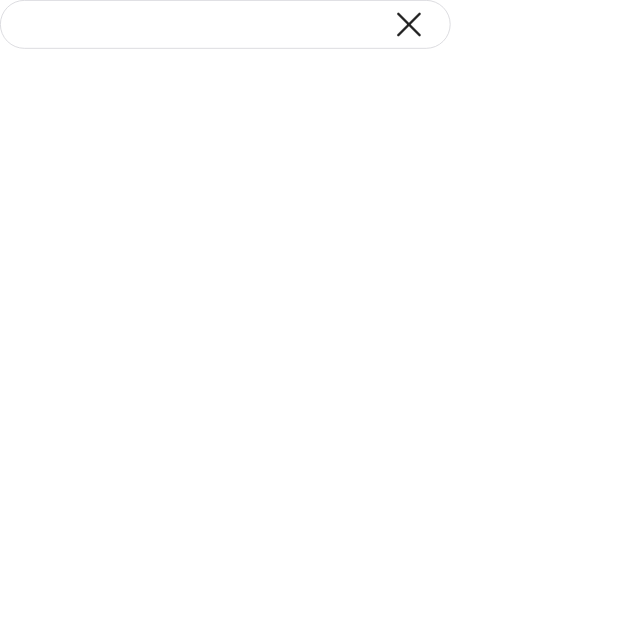
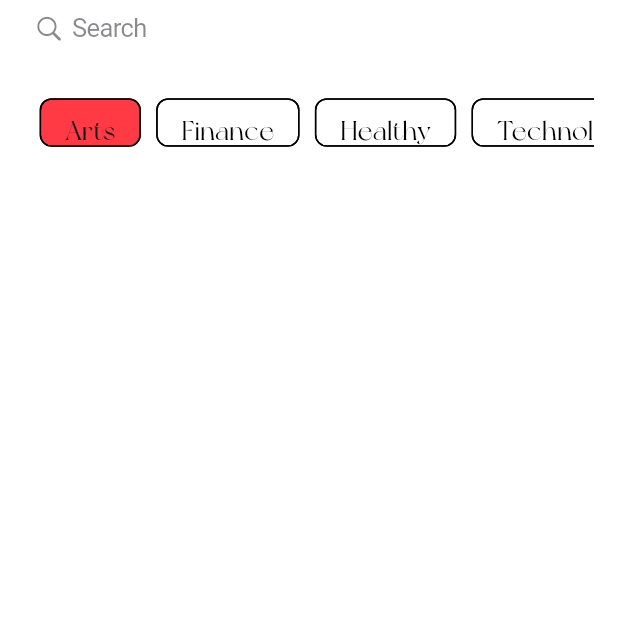
Before and after one commit to Brahm03/NewsApp, a Flutter app: the SearchView screen opened directly, on a phone screen of 412 x 824 dp, the top half of it. Run offline on Flutter 3.47's test engine with Material 2 defaults, Android fonts, the phone set to English and light mode, and no system bars; our stand-ins replace cloud_firestore, firebase_core, flutter_bloc, flutter_screenutil, flutter_svg; accounts and stored records are empty.

Commit message:
Search Page is done and searching works perfetly

```diff
--- /dev/null
+++ b/lib/core/components/navigation/navigation_service.dart
@@ -0,0 +1,20 @@
+import 'package:flutter/material.dart';
+class NavigationService {
+static final NavigationService _instance = NavigationService.init();
+ static NavigationService get instance => _instance;
+NavigationService.init();
+final GlobalKey<NavigatorState> navigatorKey = GlobalKey<NavigatorState>();
+Future<dynamic> pushNamed({required String routeName, var args}) {
+return navigatorKey.currentState!.pushNamed(routeName, arguments: args);
+}
+Future<dynamic> pushNamedAndRemoveUntil(String routeName) {
+return navigatorKey.currentState!
+ .pushNamedAndRemoveUntil(routeName, (route) => false);
+}
+ Future<dynamic> pushNamedReplacementNamed(String routeName) {
+  return navigatorKey.currentState!.pushReplacementNamed(routeName);
+}
+void pop(String routeName) {
+ return navigatorKey.currentState!.pop();
+ }
+}
--- a/lib/main.dart
+++ b/lib/main.dart
@@ -1,6 +1,7 @@
 import 'package:firebase_core/firebase_core.dart';
 import 'package:flutter/material.dart';
 import 'package:flutter_screenutil/flutter_screenutil.dart';
+import 'package:newsapp/core/components/navigation/navigation_service.dart';
 import 'package:newsapp/core/components/theme/themes.dart';
 import 'package:newsapp/routes/allroutes.dart';
 
@@ -22,6 +23,7 @@ class MyApp extends StatelessWidget {
       builder: (context, child) => MaterialApp(
           debugShowCheckedModeBanner: false,
           title: 'Flutter Demo',
+          navigatorKey: NavigationService.instance.navigatorKey,
           theme: Allthemes.instance.apptheme,
           initialRoute: '/',
           onGenerateRoute: Allroutes.instance.ongenerateRoute),
--- a/lib/routes/allroutes.dart
+++ b/lib/routes/allroutes.dart
@@ -1,5 +1,7 @@
+import 'package:flutter/cupertino.dart';
 import 'package:flutter/material.dart';
 import 'package:newsapp/screens/mainview.dart';
+import 'package:newsapp/screens/view/search/view/search_view.dart';
 
 class Allroutes {
   static final Allroutes _instance = Allroutes.init();
@@ -11,8 +13,10 @@ class Allroutes {
     switch (settings.name) {
       case '/':
         return pageReturner(const MainView());
+      case '/search_view':
+        return pageReturner(SearchView());
     }
   }
 
-  pageReturner(Widget page) => MaterialPageRoute(builder: (_) => page);
+  pageReturner(Widget page) => CupertinoPageRoute(builder: (_) => page);
 }
--- a/lib/screens/state/state.dart
+++ b/lib/screens/state/state.dart
@@ -1,16 +1,19 @@
 abstract class MainState {
-   MainState();
+  MainState();
 }
 
-class HomeState extends MainState{
-   HomeState();
+class HomeState extends MainState {
+  HomeState();
 }
 
-
-class FavoriteState extends MainState{
-   FavoriteState();
+class FavoriteState extends MainState {
+  FavoriteState();
 }
 
-class ProfileState extends MainState{
-   ProfileState();
+class SearchState extends MainState{
+  SearchState();
 }
+
+class ProfileState extends MainState {
+  ProfileState();
+}
--- a/lib/screens/view/home/view/home_view.dart
+++ b/lib/screens/view/home/view/home_view.dart
@@ -1,6 +1,7 @@
 import 'package:flutter/material.dart';
 import 'package:flutter_bloc/flutter_bloc.dart';
 import 'package:flutter_screenutil/flutter_screenutil.dart';
+import 'package:newsapp/core/components/navigation/navigation_service.dart';
 import 'package:newsapp/core/constants/PM/PMconst.dart';
 import 'package:newsapp/core/constants/color/colorConst.dart';
 import 'package:newsapp/core/constants/font/fontStyleConst.dart';
@@ -51,7 +52,7 @@ class HomeView extends StatelessWidget {
                           children: [
                             Row(
                               children: [
-                                SearchBarWidget(text: 'Dogecoin to the Moon...',icon: IconConst.search,),
+                                InkWell(onTap: () => NavigationService.instance.pushNamed(routeName: '/search_view'),child: SearchBarWidget(height: 32.sp,width: 296.sp,text: 'Dogecoin to the Moon...',icon: IconConst.search,)),
                                 const Spacer(),
                                 CircleAvatar(
                                   radius: RadiuConst.medium,
--- /dev/null
+++ b/lib/screens/view/search/cubit/cubit_state.dart
@@ -0,0 +1,48 @@
+import 'package:flutter/material.dart';
+import 'package:flutter_bloc/flutter_bloc.dart';
+import 'package:newsapp/screens/state/state.dart';
+import 'package:newsapp/service/data_service.dart';
+
+class SearchCubit extends Cubit<SearchState> {
+  SearchCubit() : super(SearchState());
+
+  Set temp = {};
+
+  searchIt(String text) {
+    temp.clear();
+    for (var i = 0;
+        i < DataService.instance.dataList[currentcatog]['news'].length;
+        i++) {
+      if (text.isEmpty) {
+        temp.clear();
+        emit(SearchState());
+      } else if (DataService.instance.dataList[currentcatog]['news'][i]['title']
+          .toString()
+          .toLowerCase()
+          .contains(text.toString().toLowerCase())) {
+        debugPrint(
+            DataService.instance.dataList[currentcatog]['news'][i]['title']);
+        temp.add(DataService.instance.dataList[currentcatog]['news'][i]);
+        emit(SearchState());
+      }
+    }
+  }
+
+  int currentcatog = 0;
+
+  final List<String> catogs = [
+    'Arts',
+    'Finance',
+    'Healthy',
+    'Technology',
+    'Sports'
+  ];
+
+  changeCatogs(int index) {
+    currentcatog = index;
+    if (currentcatog == 5) {
+      currentcatog = 0;
+    }
+    emit(SearchState());
+  }
+}
--- a/lib/screens/view/search/view/search_view.dart
+++ b/lib/screens/view/search/view/search_view.dart
@@ -1,18 +1,89 @@
+import 'package:flutter/cupertino.dart';
 import 'package:flutter/material.dart';
-import 'package:newsapp/core/constants/icons/iconConst.dart';
-import 'package:newsapp/screens/view/home/widget/searchBar.dart';
+import 'package:flutter_bloc/flutter_bloc.dart';
+import 'package:flutter_screenutil/flutter_screenutil.dart';
+import 'package:newsapp/core/components/decorations/boxdecotions.dart';
+import 'package:newsapp/core/constants/PM/PMconst.dart';
+import 'package:newsapp/core/constants/color/colorConst.dart';
+import 'package:newsapp/core/constants/font/fontStyleConst.dart';
+import 'package:newsapp/extension/sizeExtension.dart';
+import 'package:newsapp/screens/state/state.dart';
+import 'package:newsapp/screens/view/search/cubit/cubit_state.dart';
+import 'package:newsapp/widgets/newWidgetSecond.dart';
 
 class SearchView extends StatelessWidget {
   const SearchView({Key? key}) : super(key: key);
 
   @override
   Widget build(BuildContext context) {
+    return BlocProvider(create: (_) => SearchCubit(), child: scafold(context));
+  }
+
+  Scaffold scafold(BuildContext context) {
     return Scaffold(
-      body: SafeArea(child: Column(
-        children: [
-          SearchBarWidget(text: '', icon: Icon(IconConst.x))
-        ],
-      )),
+      body: BlocBuilder<SearchCubit, SearchState>(
+        builder: (context, state) => SafeArea(
+            child: Padding(
+          padding: EdgeInsets.symmetric(horizontal: 16.sp),
+          child: Column(
+            crossAxisAlignment: CrossAxisAlignment.start,
+            children: [
+              CupertinoSearchTextField(
+                onChanged: (text) {
+                  context.read<SearchCubit>().searchIt(text);
+                },
+                decoration:
+                    BoxDecorations.boxALLdecorations(color: ColorConst.white),
+              ),
+              SizedBox(height: 28.sp),
+              SizedBox(
+                height: 32.sp,
+                child: ListView.builder(
+                    scrollDirection: Axis.horizontal,
+                    itemCount: context.watch<SearchCubit>().catogs.length,
+                    itemBuilder: (_, __) {
+                      return Padding(
+                        padding: EdgeInsets.only(left: 10.sp),
+                        child: InkWell(
+                            onTap: () =>
+                                context.read<SearchCubit>().changeCatogs(__),
+                            child: Chip(
+                                backgroundColor:
+                                    context.watch<SearchCubit>().currentcatog ==
+                                            __
+                                        ? ColorConst.kPrimary
+                                        : ColorConst.white,
+                                label: Text(
+                                  context.watch<SearchCubit>().catogs[__],
+                                  style:
+                                      context.watch<SearchCubit>().catogs == __
+                                          ? FontStyles.headline5sboldWhite
+                                          : FontStyles.headline5s,
+                                ))),
+                      );
+                    }),
+              ),
+              SizedBox(height: 15.sp),
+              context.watch<SearchCubit>().catogs.isNotEmpty ? Expanded(
+                child: ListView.builder(
+                    itemCount: context.watch<SearchCubit>().temp.length,
+                    itemBuilder: (_, __) {
+                      return Padding(
+                        padding: EdgeInsets.only(bottom: 10.sp),
+                        child: NewsWidgetSecond(
+                            pic: context.watch<SearchCubit>().temp.toList()[__]
+                                ['pic'],
+                            title: context.watch<SearchCubit>().temp.toList()[__]
+                                ['title'],
+                            by: context.watch<SearchCubit>().temp.toList()[__]
+                                ['by']),
+                      );
+                    }),
+              )
+            : SizedBox()],
+          ),
+        )),
+      ),
     );
   }
 }
```
Also changed, not shown: lib/screens/view/home/widget/searchBar.dart (+7 -4 lines).
